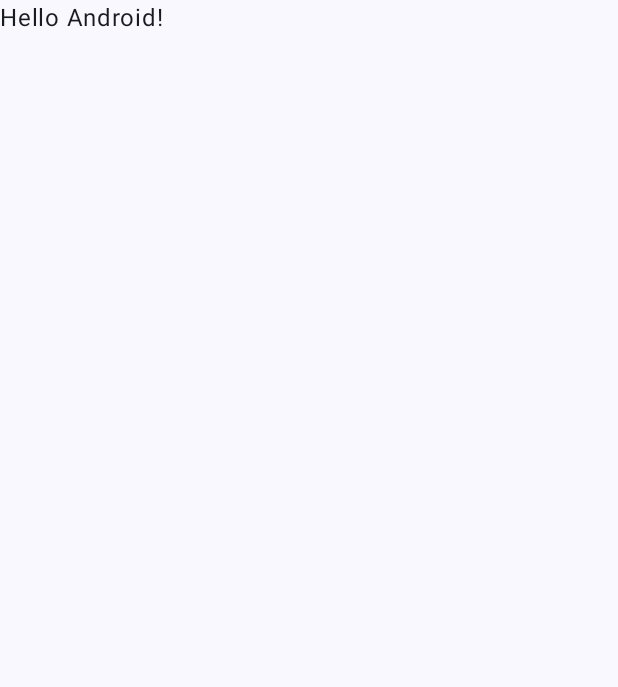
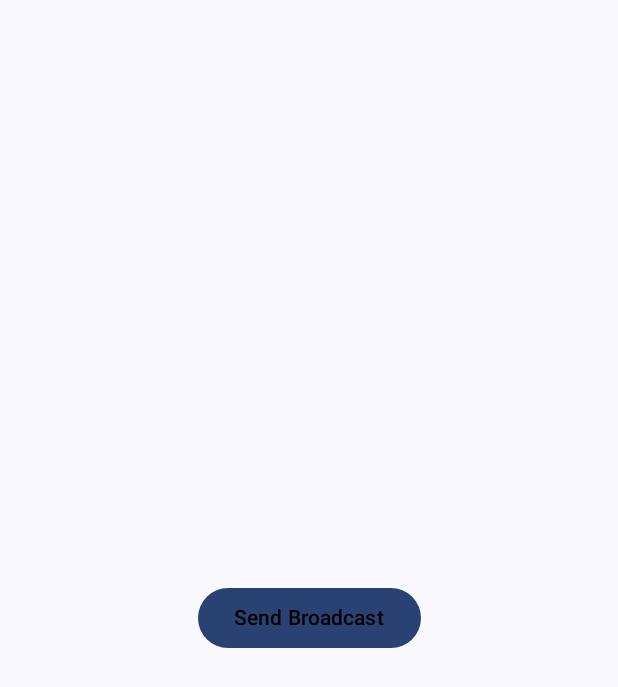
Before and after one commit to narcis-dpr/Android-Broadcast-Receiver, an Android app built with Jetpack Compose: the screen it shows after launch (MainActivity), on a phone screen of 412 x 824 dp. Before the commit the part shown is almost empty. Shown: the top 687 px of the screen. Run offline under Robolectric (Android 15) with nearby library versions, the phone set to English and light mode, and no system bars.

Commit message:
broadcast with button action

```diff
--- a/app/build.gradle.kts
+++ b/app/build.gradle.kts
@@ -9,7 +9,7 @@ android {
 
     defaultConfig {
         applicationId = "com.narcis.broadcast"
-        minSdk = 24
+        minSdk = 26
         targetSdk = 34
         versionCode = 1
         versionName = "1.0"
--- a/app/src/main/java/com/narcis/broadcast/MainActivity.kt
+++ b/app/src/main/java/com/narcis/broadcast/MainActivity.kt
@@ -5,12 +5,17 @@ import android.content.IntentFilter
 import android.os.Bundle
 import androidx.activity.ComponentActivity
 import androidx.activity.compose.setContent
+import androidx.compose.foundation.layout.Arrangement
+import androidx.compose.foundation.layout.Column
 import androidx.compose.foundation.layout.fillMaxSize
+import androidx.compose.material3.Button
 import androidx.compose.material3.MaterialTheme
 import androidx.compose.material3.Surface
 import androidx.compose.material3.Text
 import androidx.compose.runtime.Composable
+import androidx.compose.ui.Alignment
 import androidx.compose.ui.Modifier
+import androidx.compose.ui.graphics.Color
 import androidx.compose.ui.tooling.preview.Preview
 import com.narcis.broadcast.receiver.MyReceiver
 import com.narcis.broadcast.ui.theme.AndroidBroadcastReciverTheme
@@ -24,7 +29,8 @@ class MainActivity : ComponentActivity() {
         val intent = Intent()
         intent.action = "com.narcis.broadcast"
         intent.putExtra("ImLive", 100)
-        intent.flags = Intent.FLAG_INCLUDE_STOPPED_PACKAGES // intent is allowed to start a component when the application
+        intent.flags =
+            Intent.FLAG_INCLUDE_STOPPED_PACKAGES // intent is allowed to start a component when the application
         // is stopped
         sendBroadcast(intent)
 
@@ -36,6 +42,8 @@ class MainActivity : ComponentActivity() {
         val receiver = MyReceiver()
         registerReceiver(receiver, filter)
 
+        // unregistering :
+        unregisterReceiver(receiver)
         setContent {
             AndroidBroadcastReciverTheme {
                 // A surface container using the 'background' color from the theme
@@ -48,14 +56,29 @@ class MainActivity : ComponentActivity() {
             }
         }
     }
+
+    fun broadcastIntent() {
+        val intent = Intent()
+        intent.action = "com.narcis.broadcast"
+        intent.flags = Intent.FLAG_INCLUDE_STOPPED_PACKAGES
+        sendBroadcast(intent)
+    }
 }
 
 @Composable
 fun Greeting(name: String, modifier: Modifier = Modifier) {
-    Text(
-        text = "Hello $name!",
-        modifier = modifier,
-    )
+    Column(
+        modifier = Modifier.fillMaxSize(),
+        horizontalAlignment = Alignment.CenterHorizontally,
+        verticalArrangement = Arrangement.Center,
+    ) {
+        Button(onClick = { /*TODO*/ }) {
+            Text(
+                text = "Send Broadcast",
+                color = Color.Black,
+            )
+        }
+    }
 }
 
 @Preview(showBackground = true)
```
Also changed, not shown: app/src/main/AndroidManifest.xml (+9 -2 lines), app/src/main/java/com/narcis/broadcast/receiver/ActionReceiver.kt (added, +13 -0 lines).
